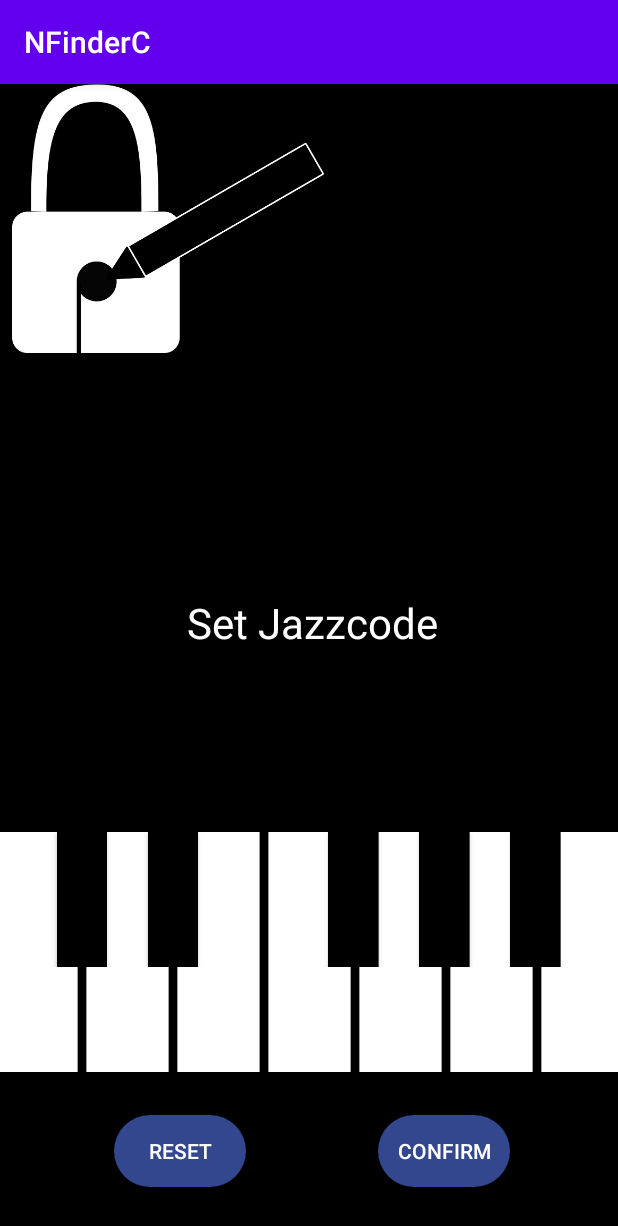
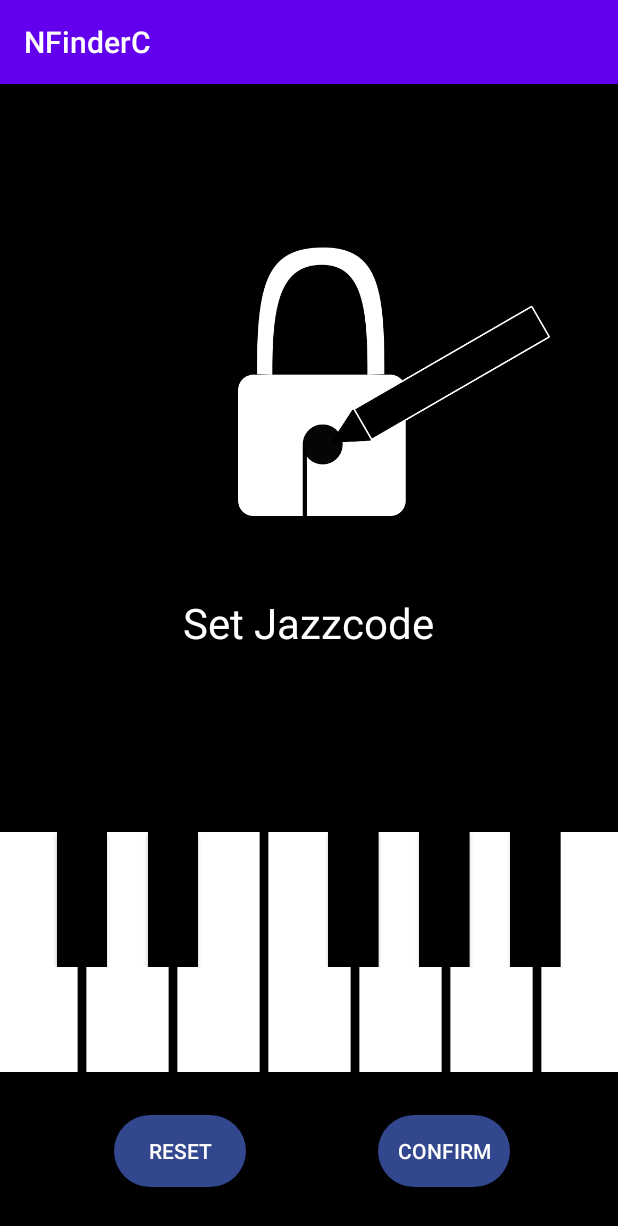
Before and after one commit to yiar/Jazzcode, an Android app: the SetNewPwActivity screen opened directly, with no data from a screen before it, on a phone screen of 412 x 824 dp. Shown: the top 1226 px of the screen. Run offline under Robolectric (Android 15) with nearby library versions, the phone set to English and light mode, and no system bars.

Commit message:
small cleanup stuff

```diff
--- a/JazzCode/app/src/main/java/piano/activities/MainActivity.kt
+++ b/JazzCode/app/src/main/java/piano/activities/MainActivity.kt
@@ -5,6 +5,8 @@ import androidx.appcompat.app.AppCompatActivity
 import android.os.Bundle
 import android.widget.Button
 import com.example.nfinderc.R
+
+
 
 class MainActivity : AppCompatActivity() {
     override fun onCreate(savedInstanceState: Bundle?) {
--- a/JazzCode/app/src/main/res/layout/activity_resetpw.xml
+++ b/JazzCode/app/src/main/res/layout/activity_resetpw.xml
@@ -12,9 +12,13 @@
         android:id="@+id/imageView2"
         android:layout_width="225dp"
         android:layout_height="179dp"
-        app:srcCompat="@drawable/createjazzcodelock"
-        tools:layout_editor_absoluteX="136dp"
-        tools:layout_editor_absoluteY="150dp" />
+        app:layout_constraintBottom_toTopOf="@+id/choosePwViewID"
+        app:layout_constraintEnd_toEndOf="parent"
+        app:layout_constraintHorizontal_bias="0.806"
+        app:layout_constraintStart_toStartOf="parent"
+        app:layout_constraintTop_toTopOf="parent"
+        app:layout_constraintVertical_bias="0.677"
+        app:srcCompat="@drawable/createjazzcodelock" />
 
     <TextView
         android:id="@+id/choosePwViewID"
@@ -22,14 +26,15 @@
         android:layout_height="wrap_content"
         android:layout_marginStart="4dp"
         android:layout_marginTop="340dp"
-        android:text="Set Jazzcode"
+        android:text="@string/set_jazzcode"
         android:textColor="#FFFFFF"
         android:textSize="28sp"
-        app:layout_constraintBottom_toTopOf="@+id/imageViewKeysBack"
+        app:layout_constraintBottom_toTopOf="@+id/imageViewKeysBacks"
         app:layout_constraintEnd_toEndOf="parent"
+        app:layout_constraintHorizontal_bias="0.489"
         app:layout_constraintStart_toStartOf="parent"
         app:layout_constraintTop_toTopOf="parent"
-        app:layout_constraintVertical_bias="0.726" />
+        app:layout_constraintVertical_bias="0.0" />
 
     <Button
         android:id="@+id/confirmPWId"
--- a/JazzCode/app/src/main/res/values/strings.xml
+++ b/JazzCode/app/src/main/res/values/strings.xml
@@ -24,4 +24,5 @@
     <string name="_2_40">2:40</string>
     <string name="search">Search</string>
     <string name="new_idea">New Idea</string>
+    <string name="set_jazzcode">Set Jazzcode</string>
 </resources>
```
Also changed, not shown: JazzCode/app/src/main/java/piano/classes/jazzcode.kt (deleted, +0 -15 lines), JazzCode/app/src/main/java/piano/interfaces/pianoInterface.kt (deleted, +0 -7 lines).
